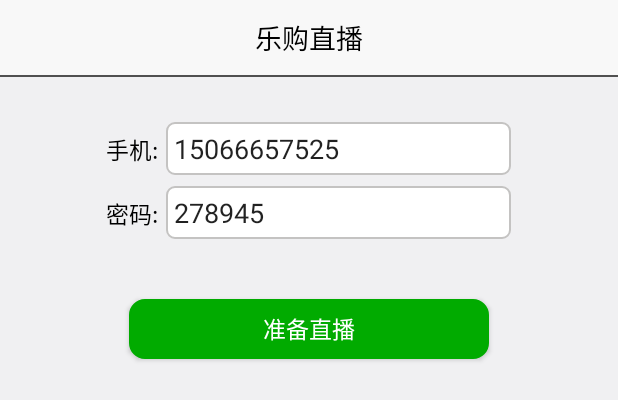
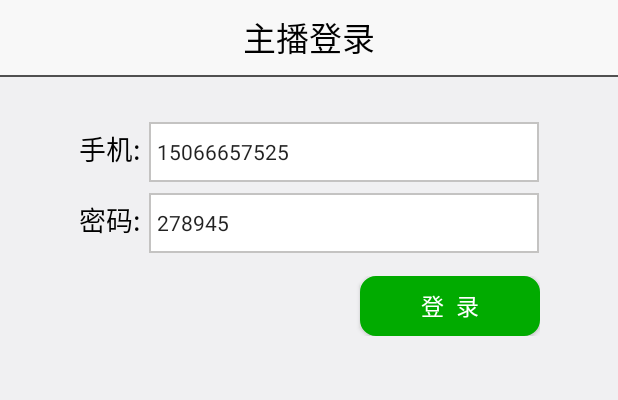
Before and after one commit to 1033394121/HappyLivePurchase, an Android app: the layout activity_landing.xml on its own in the app's theme, with its tools: preview values and no code run, on a phone screen of 412 x 824 dp. Shown: the top 400 px of the screen. Run offline under Robolectric (Android 15) with nearby library versions, the light colour scheme and no system bars.

Commit message:
9.14commit

```diff
--- a/app/src/main/res/drawable/dialog.xml
+++ b/app/src/main/res/drawable/dialog.xml
@@ -3,6 +3,7 @@
     android:shape="rectangle">
 
     <corners android:radius="10dp" />
+    <!--<solid android:color=""-->
 
 
 </shape>
--- a/app/src/main/res/drawable/edit.xml
+++ b/app/src/main/res/drawable/edit.xml
@@ -2,7 +2,7 @@
 <shape xmlns:android="http://schemas.android.com/apk/res/android"
     android:shape="rectangle">
 
-    <corners android:radius="5dp" />
+    <corners android:radius="0dp" />
 
     <solid android:color="#ffffff"></solid>
     <stroke
--- a/app/src/main/res/layout/activity_landing.xml
+++ b/app/src/main/res/layout/activity_landing.xml
@@ -10,9 +10,9 @@
         android:layout_height="50dp"
         android:background="#f8f8f8"
         android:gravity="center"
-        android:text="乐购直播"
+        android:text="主播登录"
         android:textColor="#000000"
-        android:textSize="18sp" />
+        android:textSize="22sp" />
 
     <TextView
         android:layout_width="match_parent"
@@ -32,12 +32,12 @@
             android:layout_height="wrap_content"
             android:text="手机:"
             android:textColor="#000000"
-            android:textSize="15sp" />
+            android:textSize="18sp" />
 
         <EditText
             android:id="@+id/phone_landing"
-            android:layout_width="230dp"
-            android:layout_height="35dp"
+            android:layout_width="260dp"
+            android:layout_height="40dp"
             android:layout_marginLeft="5dp"
             android:background="@drawable/edit"
             android:hint="请输入您的手机号码"
@@ -45,7 +45,9 @@
             android:maxLength="11"
             android:padding="5dp"
             android:text="15066657525"
-            android:textCursorDrawable="@drawable/edit_cursor_color" />
+            android:textCursorDrawable="@drawable/edit_cursor_color"
+
+            android:textSize="14sp" />
     </LinearLayout>
 
     <LinearLayout
@@ -60,33 +62,39 @@
             android:layout_height="wrap_content"
             android:text="密码:"
             android:textColor="#000000"
-            android:textSize="15sp" />
+            android:textSize="18sp" />
 
         <EditText
             android:id="@+id/password_landing"
-            android:layout_width="230dp"
-            android:layout_height="35dp"
+            android:layout_width="260dp"
+            android:layout_height="40dp"
             android:layout_marginLeft="5dp"
             android:background="@drawable/edit"
             android:hint="请输入您的登录密码"
             android:inputType="number"
             android:padding="5dp"
             android:text="278945"
+            android:textCursorDrawable="@drawable/edit_cursor_color"
 
-            android:textCursorDrawable="@drawable/edit_cursor_color" />
+            android:textSize="14sp" />
     </LinearLayout>
 
+    <RelativeLayout
+        android:layout_width="308dp"
+        android:layout_height="40dp"
+        android:layout_gravity="center"
+        android:layout_marginTop="15dp">
 
         <Button
             android:id="@+id/intentBt_landing"
-        android:layout_width="240dp"
+            android:layout_width="120dp"
             android:layout_height="40dp"
-        android:layout_gravity="center_horizontal"
-        android:layout_marginTop="40dp"
+            android:layout_alignParentRight="true"
+            android:layout_gravity="right"
             android:background="@drawable/btn"
-        android:text="准备直播"
+            android:text="登  录"
             android:textColor="#ffffff"
             android:textSize="15sp" />
-
+    </RelativeLayout>
 
 </LinearLayout>
```
Also changed, not shown: app/build.gradle (+9 -1 lines), app/src/main/java/com/albert/activity/LandingActivity.java (+4 -4 lines), app/src/main/java/com/albert/activity/PreviewActivity.java (+178 -34 lines), app/src/main/res/drawable/btn2.xml (added, +12 -0 lines), app/src/main/res/layout/dialog_chose.xml (+14 -15 lines), app/src/main/res/layout/dialog_esc.xml (added, +92 -0 lines), app/src/main/res/mipmap-hdpi/app.png (added), app/src/main/res/mipmap-mdpi/close.png, app/src/main/res/mipmap-xhdpi/app.png (added), app/src/main/res/mipmap-xxhdpi/app.png (added), app/src/main/res/mipmap-xxxhdpi/app.png (added). Lines whose indentation alone changed are shown as unchanged.
